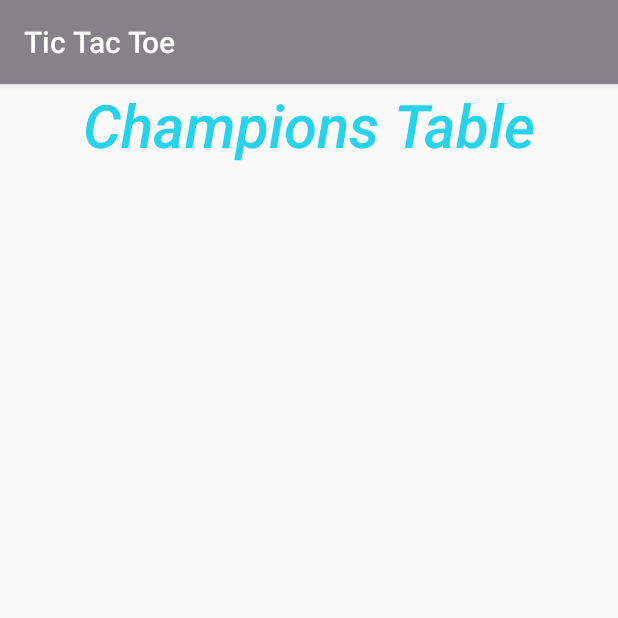
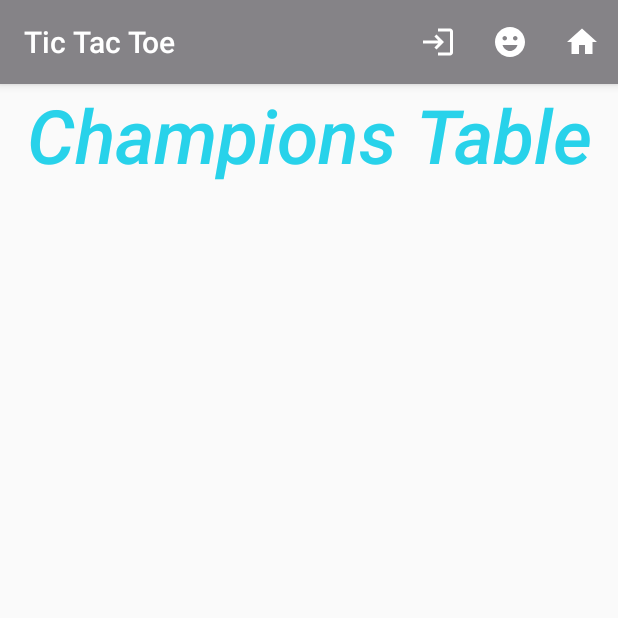
Before and after one commit to TomerReiner/TicTacToe, an Android app: the ChampionsTableActivity screen opened directly, with no data from a screen before it, on a phone screen of 412 x 824 dp, the top half of it. Run offline under Robolectric (Android 15) with nearby library versions, the phone set to English and light mode, and no system bars.

Commit message:
Beta version of Tic Tac Toe game

```diff
--- a/app/src/main/java/com/example/tictactoe/ChampionsTableActivity.java
+++ b/app/src/main/java/com/example/tictactoe/ChampionsTableActivity.java
@@ -1,8 +1,12 @@
 package com.example.tictactoe;
 
+import androidx.annotation.NonNull;
 import androidx.appcompat.app.AppCompatActivity;
 
+import android.content.Intent;
 import android.os.Bundle;
+import android.view.Menu;
+import android.view.MenuItem;
 
 public class ChampionsTableActivity extends AppCompatActivity {
 
@@ -11,4 +15,23 @@ public class ChampionsTableActivity extends AppCompatActivity {
         super.onCreate(savedInstanceState);
         setContentView(R.layout.activity_champions_table);
     }
+
+    @Override
+    public boolean onCreateOptionsMenu(Menu menu) {
+        getMenuInflater().inflate(R.menu.main_menu, menu);
+        return true;
+    }
+
+    @Override
+    public boolean onOptionsItemSelected(@NonNull MenuItem item) {
+        if (item.getItemId() == R.id.itemLogOut) {
+            //TODO-Log Out
+        }
+        else if (item.getItemId() == R.id.itemGoHome) {
+            Intent moveBackToMainActivity = new Intent(ChampionsTableActivity.this, MainActivity.class);
+            startActivity(moveBackToMainActivity);
+        }
+        // We don't implement what happens when clicking on champions table item icon because we are at home screen.
+        return true;
+    }
 }
--- a/app/src/main/res/layout/activity_champions_table.xml
+++ b/app/src/main/res/layout/activity_champions_table.xml
@@ -1,8 +1,9 @@
 <?xml version="1.0" encoding="utf-8"?>
-<androidx.constraintlayout.widget.ConstraintLayout xmlns:android="http://schemas.android.com/apk/res/android"
+<LinearLayout xmlns:android="http://schemas.android.com/apk/res/android"
     xmlns:app="http://schemas.android.com/apk/res-auto"
     xmlns:tools="http://schemas.android.com/tools"
     android:layout_width="match_parent"
+    android:orientation="vertical"
     android:layout_height="match_parent"
     tools:context=".ChampionsTableActivity">
 
@@ -11,16 +12,15 @@
         android:layout_width="match_parent"
         android:layout_height="wrap_content"
         android:text="Champions Table"
-        android:textSize="40sp"
+        android:textSize="50sp"
         android:textAlignment="center"
         android:textStyle="italic"
         android:fontFamily="sans-serif-medium"
-        android:textColor="#28D2EA"
-        app:layout_constraintVertical_weight="1"
-        app:layout_constraintBottom_toBottomOf="parent"
-        app:layout_constraintEnd_toEndOf="parent"
-        app:layout_constraintHorizontal_bias="0.5"
-        app:layout_constraintStart_toStartOf="parent"
-        app:layout_constraintTop_toTopOf="parent"
-        app:layout_constraintVertical_bias="0" />
-</androidx.constraintlayout.widget.ConstraintLayout>
+        android:textColor="#28D2EA" />
+
+    <ListView
+        android:id="@+id/lvChampionsTable"
+        android:layout_width="match_parent"
+        android:layout_height="wrap_content" />
+
+</LinearLayout>
```
Also changed, not shown: app/src/main/java/com/example/tictactoe/MainActivity.java (+11 -4 lines).
